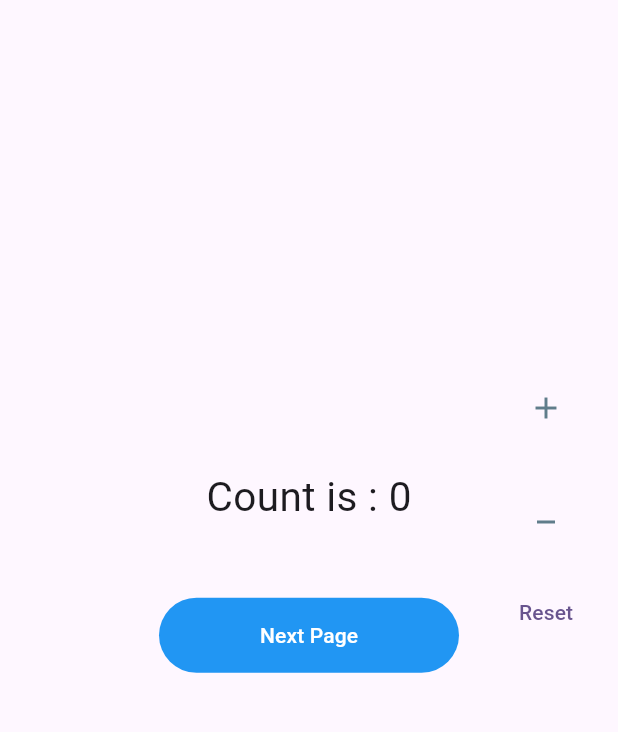
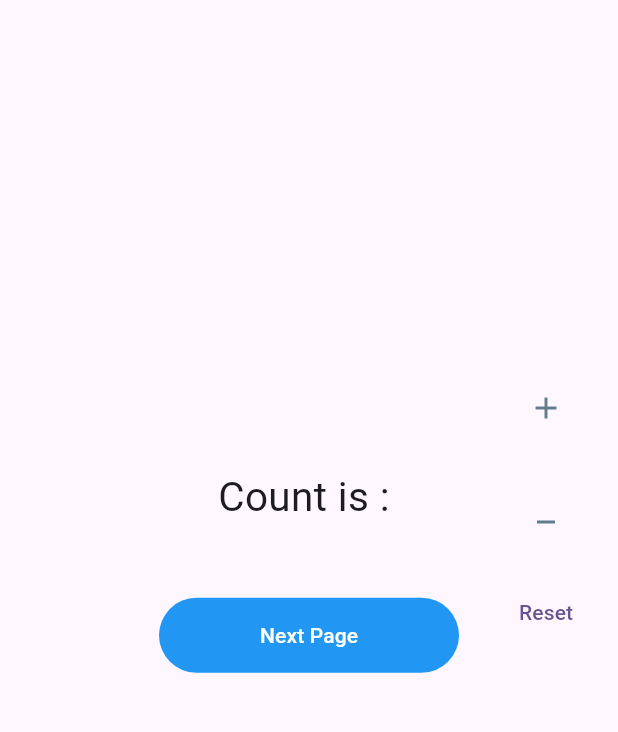
Before and after one commit to siraj-codes/flutter_bloc_practice, a Flutter app: the screen it shows after launch, on a phone screen of 412 x 824 dp, the part 84-816 px from its top. Run offline on Flutter 3.47's test engine with Material 3 defaults, Android fonts, the light colour scheme and no system bars; our stand-ins replace flutter_bloc.

Commit message:
Test2 page created and hoem changed to Home2Page

```diff
--- a/lib/main.dart
+++ b/lib/main.dart
@@ -1,7 +1,8 @@
 import 'package:flutter/material.dart';
 import 'package:flutter_bloc/flutter_bloc.dart';
 import 'package:flutter_bloc_practice/cubit/counter_cubit.dart';
-import 'package:flutter_bloc_practice/screens/task1/home_page.dart';
+// import 'package:flutter_bloc_practice/screens/task1/home_page.dart';
+import 'package:flutter_bloc_practice/screens/task2/home2_page.dart';
 
 void main() {
   runApp(const MyApp());
@@ -9,6 +10,22 @@ void main() {
 
 class MyApp extends StatelessWidget {
   const MyApp({super.key});
+
+  // @override
+  // Widget build(BuildContext context) {
+  //   return BlocProvider(
+  //     create: (_) => CounterCubit(),
+  //     child: MaterialApp(
+  //       debugShowCheckedModeBanner: false,
+  //       title: 'Flutter Demo',
+  //       theme: ThemeData(
+  //         colorScheme: ColorScheme.fromSeed(seedColor: Colors.deepPurple),
+  //         useMaterial3: true,
+  //       ),
+  //       home: const HomePage(),
+  //     ),
+  //   );
+  // }
 
   @override
   Widget build(BuildContext context) {
@@ -21,7 +38,7 @@ class MyApp extends StatelessWidget {
           colorScheme: ColorScheme.fromSeed(seedColor: Colors.deepPurple),
           useMaterial3: true,
         ),
-        home: const HomePage(),
+        home: const Home2Page(),
       ),
     );
   }
--- a/lib/screens/task2/home2_page.dart
+++ b/lib/screens/task2/home2_page.dart
@@ -1,4 +1,5 @@
 import 'package:flutter/material.dart';
+import 'package:flutter_bloc_practice/screens/task2/test2.dart';
 
 class Home2Page extends StatelessWidget {
   const Home2Page({super.key});
@@ -17,7 +18,7 @@ class Home2Page extends StatelessWidget {
           children: [
             const Text(
               'Count is : ',
-              style: const TextStyle(fontSize: 27),
+              style: TextStyle(fontSize: 27),
             ),
             const SizedBox(
               height: 40,
```
Also changed, not shown: lib/screens/task2/test2.dart (added, +10 -0 lines).
